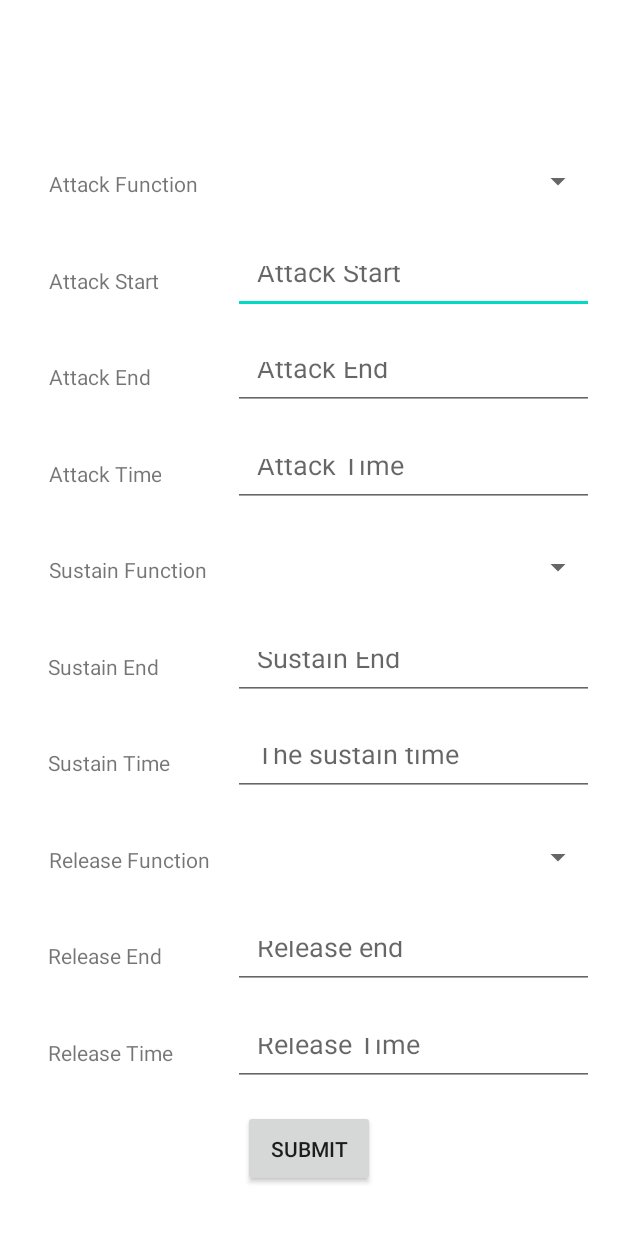
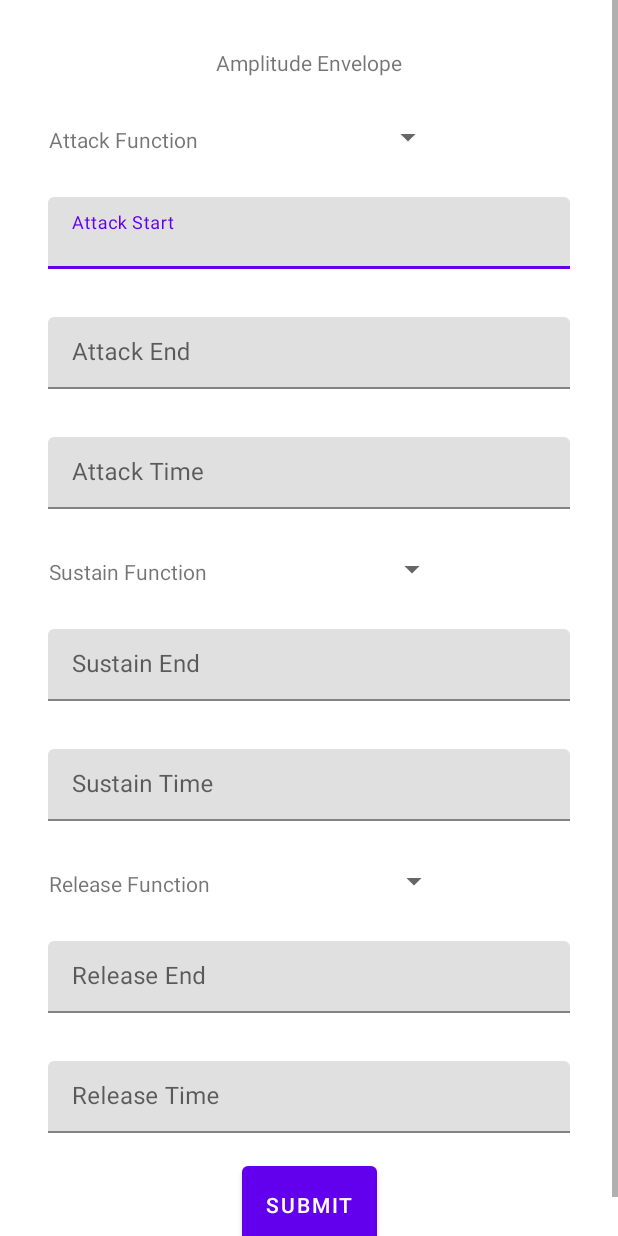
Before and after one commit to aljohnston112/SoundSculptor, an Android app: the layout fragment_envelope.xml on its own in the app's theme, with its tools: preview values and no code run, on a phone screen of 412 x 824 dp. Run offline under Robolectric (Android 15) with nearby library versions, the phone set to English and light mode, and no system bars.

Commit message:
FragmentEnvelope needed to be adjusted and looks ok now.
Working on creating the JNI function that will create an amplitude envelope. So far it extracts the integers that are enums or a function and the doubles that are arguments for each function.

Next up is creating a method that switches on the function and generates the correct segment, and another the takes in those three segments and creates the envelope.

```diff
--- a/app/src/main/res/layout/fragment_envelope.xml
+++ b/app/src/main/res/layout/fragment_envelope.xml
@@ -1,274 +1,237 @@
 <?xml version="1.0" encoding="utf-8"?>
-<androidx.constraintlayout.widget.ConstraintLayout xmlns:android="http://schemas.android.com/apk/res/android"
+<ScrollView xmlns:android="http://schemas.android.com/apk/res/android"
     xmlns:app="http://schemas.android.com/apk/res-auto"
+    xmlns:tools="http://schemas.android.com/tools"
     android:layout_width="match_parent"
-    android:layout_height="match_parent"
+    android:layout_height="match_parent">
+
+    <androidx.constraintlayout.widget.ConstraintLayout
+        android:layout_width="match_parent"
+        android:layout_height="wrap_content"
         android:padding="16dp">
 
-    <TextView
+        <com.google.android.material.textview.MaterialTextView
             android:id="@+id/envelopeTitle"
-        android:layout_width="0dp"
-        android:layout_height="48dp"
+            android:layout_width="wrap_content"
+            android:layout_height="wrap_content"
             android:padding="16dp"
+            android:text="@string/amplitude_envelope"
             app:layout_constraintBottom_toTopOf="@+id/textViewAttackFunction"
-        app:layout_constraintEnd_toEndOf="@+id/spinnerAttackFunction"
+            app:layout_constraintEnd_toEndOf="parent"
             app:layout_constraintStart_toStartOf="parent"
             app:layout_constraintTop_toTopOf="parent"
             app:layout_constraintVertical_bias="0.5" />
 
-    <TextView
+
+        <com.google.android.material.textview.MaterialTextView
             android:id="@+id/textViewAttackFunction"
             android:layout_width="wrap_content"
             android:layout_height="48dp"
             android:padding="16dp"
             android:text="@string/attack_function"
             android:textAlignment="viewEnd"
-        app:layout_constraintBottom_toTopOf="@+id/textViewAttackStart"
-        app:layout_constraintStart_toStartOf="@+id/textViewAttackStart"
-        app:layout_constraintTop_toBottomOf="@+id/envelopeTitle"
+            app:layout_constraintBottom_toTopOf="@+id/filledTextFieldAttackStart"
+            app:layout_constraintStart_toStartOf="@+id/filledTextFieldAttackStart"
+            app:layout_constraintTop_toBottomOf="@id/envelopeTitle"
             app:layout_constraintVertical_bias="0.5" />
 
         <Spinner
             android:id="@+id/spinnerAttackFunction"
-        android:layout_width="0dp"
+            android:layout_width="wrap_content"
             android:layout_height="48dp"
             android:padding="16dp"
             app:layout_constraintBottom_toBottomOf="@+id/textViewAttackFunction"
-        app:layout_constraintEnd_toEndOf="@+id/editTextAttackStart"
-        app:layout_constraintStart_toStartOf="@+id/spinnerReleaseFunction"
+            app:layout_constraintEnd_toEndOf="parent"
+            app:layout_constraintHorizontal_bias="0.5"
+            app:layout_constraintStart_toEndOf="@+id/textViewAttackFunction"
             app:layout_constraintTop_toTopOf="@+id/textViewAttackFunction" />
 
-    <TextView
-        android:id="@+id/textViewAttackStart"
-        android:layout_width="wrap_content"
-        android:layout_height="48dp"
-        android:padding="16dp"
-        android:text="@string/attack_start"
-        android:textAlignment="viewEnd"
-        app:layout_constraintBottom_toTopOf="@+id/textViewAttackEnd"
-        app:layout_constraintStart_toStartOf="@+id/textViewAttackEnd"
-        app:layout_constraintTop_toBottomOf="@+id/textViewAttackFunction"
-        app:layout_constraintVertical_bias="0.5" />
-
-    <EditText
-        android:id="@+id/editTextAttackStart"
+        <com.google.android.material.textfield.TextInputLayout
+            android:id="@+id/filledTextFieldAttackStart"
             android:layout_width="0dp"
-        android:layout_height="48dp"
-        android:autofillHints="notApplicable"
-        android:hint="@string/attack_start_hint"
-        android:inputType="number"
+            android:layout_height="wrap_content"
+            android:hint="@string/attack_start"
             android:maxWidth="488dp"
             android:padding="16dp"
-        app:layout_constraintBottom_toBottomOf="@+id/textViewAttackStart"
-        app:layout_constraintEnd_toEndOf="@+id/editTextAttackEnd"
-        app:layout_constraintHorizontal_bias="1.0"
-        app:layout_constraintStart_toStartOf="@+id/spinnerReleaseFunction"
-        app:layout_constraintTop_toTopOf="@+id/textViewAttackStart"
-        app:layout_constraintVertical_bias="1.0" />
+            app:layout_constraintBottom_toTopOf="@+id/filledTextFieldAttackEnd"
+            app:layout_constraintEnd_toEndOf="parent"
+            app:layout_constraintStart_toStartOf="parent"
+            app:layout_constraintTop_toBottomOf="@+id/textViewAttackFunction"
+            app:layout_constraintVertical_bias="0.5">
 
-    <TextView
-        android:id="@+id/textViewAttackEnd"
-        android:layout_width="wrap_content"
+            <com.google.android.material.textfield.TextInputEditText
+                android:layout_width="match_parent"
                 android:layout_height="48dp"
-        android:padding="16dp"
-        android:text="@string/attack_end"
-        android:textAlignment="viewEnd"
-        app:layout_constraintBottom_toTopOf="@+id/textViewAttackTime"
-        app:layout_constraintStart_toStartOf="@+id/textViewAttackTime"
-        app:layout_constraintTop_toBottomOf="@+id/textViewAttackStart"
-        app:layout_constraintVertical_bias="0.5" />
+                android:inputType="number" />
 
-    <EditText
-        android:id="@+id/editTextAttackEnd"
+        </com.google.android.material.textfield.TextInputLayout>
+
+        <com.google.android.material.textfield.TextInputLayout
+            android:id="@+id/filledTextFieldAttackEnd"
             android:layout_width="0dp"
-        android:layout_height="48dp"
-        android:autofillHints="notApplicable"
-        android:hint="@string/attack_end_hint"
-        android:inputType="number"
+            android:layout_height="wrap_content"
+            android:hint="@string/attack_end"
             android:maxWidth="488dp"
             android:padding="16dp"
-        app:layout_constraintBottom_toBottomOf="@+id/textViewAttackEnd"
-        app:layout_constraintEnd_toEndOf="@+id/editTextAttackTime"
-        app:layout_constraintStart_toStartOf="@+id/spinnerReleaseFunction"
-        app:layout_constraintTop_toTopOf="@+id/textViewAttackEnd" />
+            app:layout_constraintBottom_toTopOf="@+id/filledTextFieldAttackTime"
+            app:layout_constraintEnd_toEndOf="parent"
+            app:layout_constraintStart_toStartOf="parent"
+            app:layout_constraintTop_toBottomOf="@+id/filledTextFieldAttackStart"
+            app:layout_constraintVertical_bias="0.5">
 
-    <TextView
-        android:id="@+id/textViewAttackTime"
-        android:layout_width="wrap_content"
+            <com.google.android.material.textfield.TextInputEditText
+                android:layout_width="match_parent"
                 android:layout_height="48dp"
-        android:padding="16dp"
-        android:text="@string/attack_time"
-        android:textAlignment="viewEnd"
-        app:layout_constraintBottom_toTopOf="@+id/textViewSustainFunction"
-        app:layout_constraintStart_toStartOf="@+id/textViewSustainFunction"
-        app:layout_constraintTop_toBottomOf="@+id/textViewAttackEnd"
-        app:layout_constraintVertical_bias="0.5" />
+                android:inputType="number" />
 
-    <EditText
-        android:id="@+id/editTextAttackTime"
+        </com.google.android.material.textfield.TextInputLayout>
+
+        <com.google.android.material.textfield.TextInputLayout
+            android:id="@+id/filledTextFieldAttackTime"
+            android:layout_width="0dp"
+            android:layout_height="wrap_content"
             android:hint="@string/attack_time"
-        android:layout_width="0dp"
-        android:layout_height="48dp"
-        android:autofillHints="notApplicable"
-        android:inputType="number"
             android:maxWidth="488dp"
             android:padding="16dp"
-        app:layout_constraintBottom_toBottomOf="@+id/textViewAttackTime"
-        app:layout_constraintEnd_toEndOf="@+id/spinnerSustainFunction"
-        app:layout_constraintStart_toStartOf="@+id/spinnerReleaseFunction"
-        app:layout_constraintTop_toTopOf="@+id/textViewAttackTime" />
+            app:layout_constraintBottom_toTopOf="@+id/textViewSustainFunction"
+            app:layout_constraintEnd_toEndOf="parent"
+            app:layout_constraintStart_toStartOf="parent"
+            app:layout_constraintTop_toBottomOf="@+id/filledTextFieldAttackEnd"
+            app:layout_constraintVertical_bias="0.5">
 
-    <TextView
+            <com.google.android.material.textfield.TextInputEditText
+                android:layout_width="match_parent"
+                android:layout_height="48dp"
+                android:inputType="number" />
+
+        </com.google.android.material.textfield.TextInputLayout>
+
+        <com.google.android.material.textview.MaterialTextView
             android:id="@+id/textViewSustainFunction"
             android:layout_width="wrap_content"
             android:layout_height="48dp"
             android:padding="16dp"
             android:text="@string/sustain_function"
             android:textAlignment="viewEnd"
-        app:layout_constraintBottom_toTopOf="@+id/textViewSustainEnd"
-        app:layout_constraintStart_toStartOf="@+id/textViewSustainEnd"
-        app:layout_constraintTop_toBottomOf="@+id/textViewAttackTime"
+            app:layout_constraintBottom_toTopOf="@+id/filledTextFieldSustainEnd"
+            app:layout_constraintStart_toStartOf="@+id/filledTextFieldSustainTime"
+            app:layout_constraintTop_toBottomOf="@+id/filledTextFieldAttackTime"
             app:layout_constraintVertical_bias="0.5" />
 
         <Spinner
             android:id="@+id/spinnerSustainFunction"
-        android:layout_width="0dp"
+            android:layout_width="wrap_content"
             android:layout_height="48dp"
             android:padding="16dp"
             app:layout_constraintBottom_toBottomOf="@+id/textViewSustainFunction"
-        app:layout_constraintEnd_toEndOf="@+id/editTextSustainEnd"
-        app:layout_constraintStart_toStartOf="@+id/spinnerReleaseFunction"
-        app:layout_constraintTop_toTopOf="@+id/textViewSustainFunction"
-        app:layout_constraintVertical_bias="0.5" />
+            app:layout_constraintEnd_toEndOf="parent"
+            app:layout_constraintHorizontal_bias="0.5"
+            app:layout_constraintStart_toEndOf="@+id/textViewSustainFunction"
+            app:layout_constraintTop_toTopOf="@+id/textViewSustainFunction" />
 
-    <TextView
-        android:id="@+id/textViewSustainEnd"
-        android:layout_width="wrap_content"
-        android:layout_height="48dp"
-        android:padding="16dp"
-        android:text="@string/sustain_end"
-        android:textAlignment="viewEnd"
-        app:layout_constraintBottom_toTopOf="@+id/textViewSustainTime"
-        app:layout_constraintStart_toStartOf="@+id/textViewSustainTime"
-        app:layout_constraintTop_toBottomOf="@+id/textViewSustainFunction"
-        app:layout_constraintVertical_bias="0.5" />
-
-    <EditText
-        android:id="@+id/editTextSustainEnd"
+        <com.google.android.material.textfield.TextInputLayout
+            android:id="@+id/filledTextFieldSustainEnd"
             android:layout_width="0dp"
-        android:layout_height="48dp"
-        android:autofillHints="notApplicable"
-        android:hint="@string/sustain_end_hint"
-        android:inputType="number"
+            android:layout_height="wrap_content"
+            android:hint="@string/sustain_end"
             android:maxWidth="488dp"
             android:padding="16dp"
-        app:layout_constraintBottom_toBottomOf="@+id/textViewSustainEnd"
-        app:layout_constraintEnd_toEndOf="@+id/editTextSustainTime"
-        app:layout_constraintStart_toStartOf="@+id/spinnerReleaseFunction"
-        app:layout_constraintTop_toTopOf="@+id/textViewSustainEnd" />
+            app:layout_constraintBottom_toTopOf="@+id/filledTextFieldSustainTime"
+            app:layout_constraintEnd_toEndOf="parent"
+            app:layout_constraintStart_toStartOf="parent"
+            app:layout_constraintTop_toBottomOf="@+id/textViewSustainFunction"
+            app:layout_constraintVertical_bias="0.5">
 
-    <TextView
-        android:id="@+id/textViewSustainTime"
-        android:layout_width="wrap_content"
+            <com.google.android.material.textfield.TextInputEditText
+                android:layout_width="match_parent"
                 android:layout_height="48dp"
-        android:padding="16dp"
-        android:text="@string/sustain_time"
-        android:textAlignment="viewEnd"
-        app:layout_constraintBottom_toTopOf="@+id/textViewReleaseFunction"
-        app:layout_constraintStart_toStartOf="@+id/textViewReleaseFunction"
-        app:layout_constraintTop_toBottomOf="@+id/textViewSustainEnd"
-        app:layout_constraintVertical_bias="0.5" />
+                android:inputType="number" />
 
-    <EditText
-        android:id="@+id/editTextSustainTime"
+        </com.google.android.material.textfield.TextInputLayout>
+
+        <com.google.android.material.textfield.TextInputLayout
+            android:id="@+id/filledTextFieldSustainTime"
             android:layout_width="0dp"
-        android:layout_height="48dp"
-        android:autofillHints="notApplicable"
-        android:hint="@string/sustain_time_hint"
-        android:inputType="number"
+            android:layout_height="wrap_content"
+            android:hint="@string/sustain_time"
             android:maxWidth="488dp"
             android:padding="16dp"
-        app:layout_constraintBottom_toBottomOf="@+id/textViewSustainTime"
-        app:layout_constraintEnd_toEndOf="@+id/spinnerReleaseFunction"
-        app:layout_constraintStart_toStartOf="@+id/spinnerReleaseFunction"
-        app:layout_constraintTop_toTopOf="@+id/textViewSustainTime" />
+            app:layout_constraintBottom_toTopOf="@id/textViewReleaseFunction"
+            app:layout_constraintEnd_toEndOf="parent"
+            app:layout_constraintStart_toStartOf="parent"
+            app:layout_constraintTop_toBottomOf="@+id/filledTextFieldSustainEnd"
+            app:layout_constraintVertical_bias="0.5">
 
-    <TextView
+            <com.google.android.material.textfield.TextInputEditText
+                android:layout_width="match_parent"
+                android:layout_height="48dp"
+                android:inputType="number" />
+
+        </com.google.android.material.textfield.TextInputLayout>
+
+        <com.google.android.material.textview.MaterialTextView
             android:id="@+id/textViewReleaseFunction"
             android:layout_width="wrap_content"
             android:layout_height="48dp"
             android:padding="16dp"
             android:text="@string/release_function"
             android:textAlignment="viewEnd"
-        app:layout_constraintBottom_toTopOf="@+id/textViewReleaseEnd"
-        app:layout_constraintStart_toStartOf="@+id/textViewReleaseEnd"
-        app:layout_constraintTop_toBottomOf="@+id/textViewSustainTime"
+            app:layout_constraintBottom_toTopOf="@+id/filledTextFieldReleaseEnd"
+            app:layout_constraintStart_toStartOf="@+id/filledTextFieldReleaseTime"
+            app:layout_constraintTop_toBottomOf="@+id/filledTextFieldSustainTime"
             app:layout_constraintVertical_bias="0.5" />
 
         <Spinner
             android:id="@+id/spinnerReleaseFunction"
-        android:layout_width="0dp"
+            android:layout_width="wrap_content"
             android:layout_height="48dp"
             android:padding="16dp"
             app:layout_constraintBottom_toBottomOf="@+id/textViewReleaseFunction"
-        app:layout_constraintEnd_toEndOf="@+id/editTextReleaseEnd"
-        app:layout_constraintStart_toEndOf="@id/textViewReleaseFunction"
+            app:layout_constraintEnd_toEndOf="parent"
+            app:layout_constraintHorizontal_bias="0.5"
+            app:layout_constraintStart_toEndOf="@+id/textViewReleaseFunction"
             app:layout_constraintTop_toTopOf="@+id/textViewReleaseFunction" />
 
-    <TextView
-        android:id="@+id/textViewReleaseEnd"
-        android:layout_width="wrap_content"
-        android:layout_height="48dp"
+        <com.google.android.material.textfield.TextInputLayout
+            android:id="@+id/filledTextFieldReleaseEnd"
+            android:layout_width="0dp"
+            android:layout_height="wrap_content"
+            android:hint="@string/release_end"
+            android:maxWidth="488dp"
             android:padding="16dp"
-        android:text="@string/release_end"
-        android:textAlignment="viewEnd"
-        app:layout_constraintBottom_toTopOf="@+id/textViewReleaseTime"
+            app:layout_constraintBottom_toTopOf="@+id/filledTextFieldReleaseTime"
+            app:layout_constraintEnd_toEndOf="parent"
             app:layout_constraintStart_toStartOf="parent"
             app:layout_constraintTop_toBottomOf="@+id/textViewReleaseFunction"
-        app:layout_constraintVertical_bias="0.5" />
+            app:layout_constraintVertical_bias="0.5">
 
-    <EditText
-        android:id="@+id/editTextReleaseEnd"
+            <com.google.android.material.textfield.TextInputEditText
+                android:layout_width="match_parent"
+                android:layout_height="48dp"
+                android:inputType="number" />
+        </com.google.android.material.textfield.TextInputLayout>
+
+        <com.google.android.material.textfield.TextInputLayout
+            android:id="@+id/filledTextFieldReleaseTime"
             android:layout_width="0dp"
-        android:layout_height="48dp"
-        android:autofillHints="notApplicable"
-        android:hint="@string/release_end_hint"
-        android:inputType="number"
+            android:layout_height="wrap_content"
+            android:hint="@string/release_time"
             android:maxWidth="488dp"
             android:padding="16dp"
-        app:layout_constraintBottom_toBottomOf="@+id/textViewReleaseEnd"
-        app:layout_constraintEnd_toEndOf="@+id/editTextReleaseTime"
-        app:layout_constraintStart_toStartOf="@+id/spinnerReleaseFunction"
-        app:layout_constraintTop_toTopOf="@+id/textViewReleaseEnd" />
+            app:layout_constraintBottom_toTopOf="@+id/appCompatButton"
+            app:layout_constraintEnd_toEndOf="parent"
+            app:layout_constraintStart_toStartOf="parent"
+            app:layout_constraintTop_toBottomOf="@+id/filledTextFieldReleaseEnd"
+            app:layout_constraintVertical_bias="0.5">
 
-    <TextView
-        android:id="@+id/textViewReleaseTime"
-        android:layout_width="wrap_content"
+            <com.google.android.material.textfield.TextInputEditText
+                android:id="@+id/textInputEditText"
+                android:layout_width="match_parent"
                 android:layout_height="48dp"
-        android:padding="16dp"
-        android:text="@string/release_time"
-        android:textAlignment="viewEnd"
-        app:layout_constraintBottom_toTopOf="@+id/appCompatButton"
-        app:layout_constraintStart_toStartOf="@+id/textViewReleaseEnd"
-        app:layout_constraintTop_toBottomOf="@+id/textViewReleaseEnd"
-        app:layout_constraintVertical_bias="0.5" />
+                android:inputType="number" />
+        </com.google.android.material.textfield.TextInputLayout>
 
-    <EditText
-        android:id="@+id/editTextReleaseTime"
-        android:layout_width="0dp"
-        android:layout_height="48dp"
-        android:autofillHints="notApplicable"
-        android:hint="@string/release_time_hint"
-        android:inputType="number"
-        android:maxWidth="488dp"
-        android:padding="16dp"
-        app:layout_constraintBottom_toBottomOf="@+id/textViewReleaseTime"
-        app:layout_constraintEnd_toEndOf="parent"
-        app:layout_constraintHorizontal_bias="0.5"
-        app:layout_constraintStart_toStartOf="@+id/spinnerReleaseFunction"
-        app:layout_constraintTop_toTopOf="@+id/textViewReleaseTime" />
-
-    <androidx.appcompat.widget.AppCompatButton
+        <com.google.android.material.button.MaterialButton
             android:id="@+id/appCompatButton"
             android:layout_width="wrap_content"
             android:layout_height="wrap_content"
@@ -277,8 +240,10 @@
             app:layout_constraintBottom_toBottomOf="parent"
             app:layout_constraintEnd_toEndOf="parent"
             app:layout_constraintStart_toStartOf="parent"
-        app:layout_constraintTop_toBottomOf="@+id/textViewReleaseTime"
+            app:layout_constraintTop_toBottomOf="@+id/filledTextFieldReleaseTime"
             app:layout_constraintVertical_bias="0.5" />
 
 
     </androidx.constraintlayout.widget.ConstraintLayout>
+
+</ScrollView>
```
Also changed, not shown: 1 other file. Lines whose indentation alone changed are shown as unchanged.
